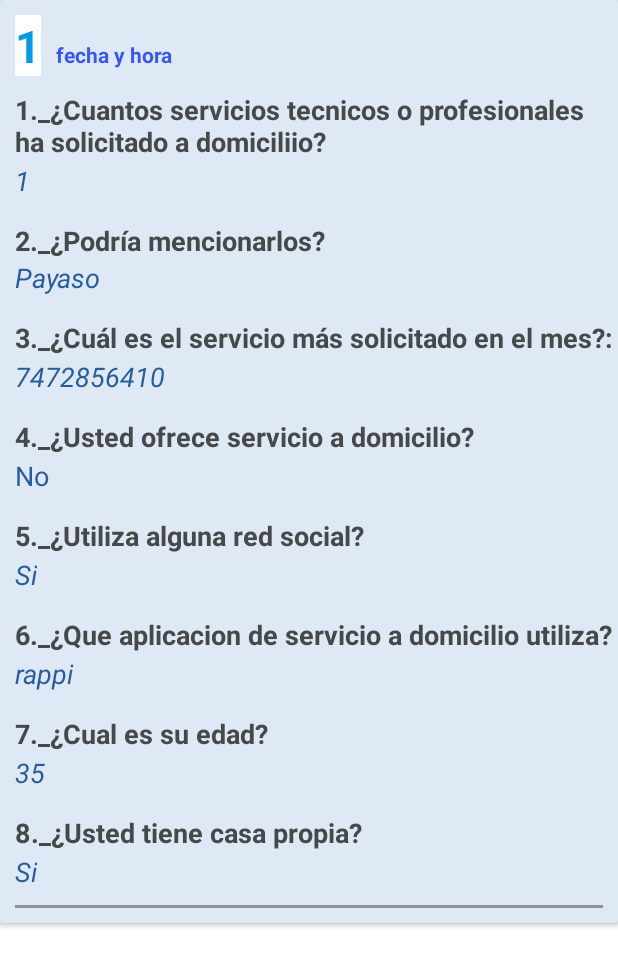
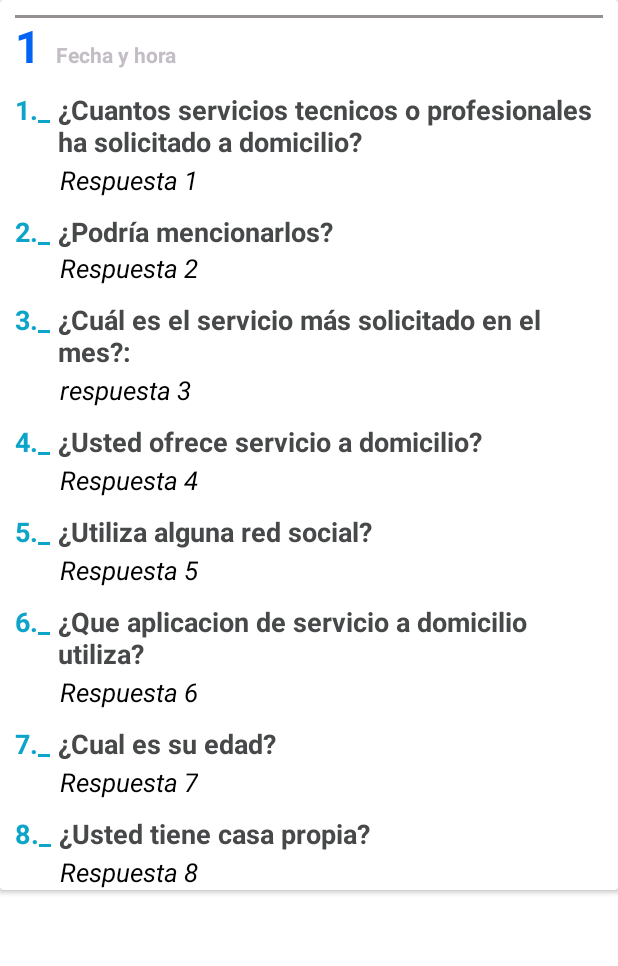
Before and after one commit to Abdiel-RB/Administradordereportes, an Android app built with Jetpack Compose: the layout card_view_encuesta_personas.xml on its own in the app's theme, with its tools: preview values and no code run, on a phone screen of 412 x 824 dp. Shown: the top 966 px of the screen. Run offline under Robolectric (Android 15) with nearby library versions, the phone set to English and light mode, and no system bars.

Commit message:
Actualizacion 2,  7 de agosto de 2023

```diff
--- a/app/src/main/res/layout/card_view_encuesta_personas.xml
+++ b/app/src/main/res/layout/card_view_encuesta_personas.xml
@@ -12,7 +12,7 @@
         android:id="@+id/layout_usuario_card"
         android:layout_width="match_parent"
         android:layout_height="match_parent"
-        android:background="#DFE9F5"
+        android:background="@color/white"
         android:orientation="vertical">
 
 
@@ -29,10 +29,10 @@
                 android:layout_height="wrap_content"
                 android:layout_marginLeft="10dp"
                 android:layout_marginTop="10dp"
+                android:background="@color/white"
                 android:text="1"
                 android:textSize="30dp"
-                android:background="@color/white"
-                android:textColor="#039BE5"
+                android:textColor="#0363F4"
                 android:textStyle="bold" />
 
 
@@ -43,13 +43,19 @@
                 android:layout_height="wrap_content"
                 android:layout_marginLeft="10dp"
                 android:layout_marginTop="10dp"
-                android:text="fecha y hora"
-                android:textColor="#E12144F6"
+                android:text="Fecha y hora"
+                android:textColor="#C3BDC5"
                 android:textStyle="bold" />
 
 
         </LinearLayout>
 
+
+        <LinearLayout
+            android:layout_width="match_parent"
+            android:layout_height="wrap_content"
+            android:layout_gravity="center"
+            android:orientation="horizontal">
 
             <TextView
                 android:layout_width="wrap_content"
@@ -57,248 +63,307 @@
                 android:layout_marginLeft="10dp"
                 android:layout_marginTop="10dp"
                 android:textSize="18dp"
-                android:text="1._¿Cuantos servicios tecnicos o profesionales ha solicitado a domiciliio?"
+                android:text="1._"
+                android:textColor="#0DA4CA"
+                android:textStyle="bold" />
+
+            <TextView
+                android:layout_width="wrap_content"
+                android:layout_height="wrap_content"
+                android:layout_marginLeft="5dp"
+                android:layout_marginTop="10dp"
+                android:textSize="18dp"
+                android:text="¿Cuantos servicios tecnicos o profesionales ha solicitado a domicilio?"
                 android:textColor="#464849"
                 android:textStyle="bold" />
 
 
+        </LinearLayout>
         <TextView
             android:id="@+id/textViewPregunta1"
             android:layout_width="wrap_content"
             android:layout_height="wrap_content"
+            android:layout_marginLeft="40dp"
+            android:layout_marginTop="1dp"
+            android:text="Respuesta 1"
+            android:textSize="17dp"
+            android:textColor="#000000"
+            android:backgroundTint="#BDB6BF"
+            android:textStyle="italic"/>
 
+
+        <LinearLayout
+            android:layout_width="match_parent"
+            android:layout_height="wrap_content"
+            android:layout_gravity="center"
+            android:orientation="horizontal">
+
+            <TextView
+                android:layout_width="wrap_content"
+                android:layout_height="wrap_content"
                 android:layout_marginLeft="10dp"
+                android:layout_marginTop="10dp"
+                android:textSize="18dp"
+                android:text="2._"
+                android:textColor="#0DA4CA"
+                android:textStyle="bold" />
+
+            <TextView
+                android:layout_width="wrap_content"
+                android:layout_height="wrap_content"
+                android:layout_marginLeft="5dp"
+                android:layout_marginTop="10dp"
+                android:textSize="18dp"
+                android:text="¿Podría mencionarlos?"
+                android:textColor="#464849"
+                android:textStyle="bold" />
+
+        </LinearLayout>
+
+        <TextView
+            android:id="@+id/textViewPregunta2"
+            android:layout_width="match_parent"
+            android:layout_height="wrap_content"
+            android:layout_marginLeft="40dp"
+            android:text="Respuesta 2"
+            android:textSize="17dp"
+            android:textColor="#000000"
+            android:textStyle="italic" />
+
+
+        <LinearLayout
+            android:layout_width="wrap_content"
+            android:layout_height="wrap_content"
+            android:orientation="horizontal">
+
+            <TextView
+                android:layout_width="wrap_content"
+                android:layout_height="wrap_content"
+                android:layout_marginLeft="10dp"
+                android:layout_marginTop="10dp"
+                android:textSize="18dp"
+                android:text="3._"
+                android:textColor="#0DA4CA"
+                android:textStyle="bold" />
+
+            <TextView
+                android:layout_width="wrap_content"
+                android:layout_height="wrap_content"
+                android:layout_marginLeft="5dp"
+                android:layout_marginTop="10dp"
+                android:text="¿Cuál es el servicio más solicitado en el mes?:"
+                android:textColor="#464849"
+                android:textSize="18dp"
+                android:textStyle="bold" />
+
+        </LinearLayout>
+
+        <TextView
+            android:id="@+id/textViewPregunta3"
+            android:layout_width="wrap_content"
+            android:layout_height="wrap_content"
+            android:layout_marginLeft="40dp"
             android:layout_marginTop="1dp"
-                android:textSize="18dp"
-                android:text="1"
-                android:textColor="#FD255B9C"
-                android:backgroundTint="#BDB6BF"
+            android:text="respuesta 3"
+            android:textSize="17dp"
+            android:textColor="#000000"
             android:textStyle="italic" />
 
 
         <LinearLayout
             android:layout_width="match_parent"
             android:layout_height="wrap_content"
-            android:layout_gravity="center"
-            android:orientation="vertical">
+            android:orientation="horizontal">
+
+            <TextView
+                android:layout_width="wrap_content"
+                android:layout_height="wrap_content"
+                android:layout_marginLeft="10dp"
+                android:layout_marginTop="10dp"
+                android:textSize="18dp"
+                android:text="4._"
+                android:textColor="#0DA4CA"
+                android:textStyle="bold" />
+
+            <TextView
+                android:layout_width="wrap_content"
+                android:layout_height="wrap_content"
+                android:layout_marginLeft="5dp"
+                android:layout_marginTop="10dp"
+                android:textSize="18dp"
+                android:text="¿Usted ofrece servicio a domicilio?"
+                android:textColor="#464849"
+                android:textStyle="bold" />
+
+        </LinearLayout>
+
+        <TextView
+            android:id="@+id/textViewPregunta4"
+            android:layout_width="wrap_content"
+            android:layout_height="wrap_content"
+            android:layout_marginLeft="40dp"
+            android:layout_marginTop="1dp"
+            android:text="Respuesta 4"
+            android:textSize="17dp"
+            android:textColor="#000000"
+            android:textStyle="italic" />
+
+        <LinearLayout
+            android:layout_width="match_parent"
+            android:layout_height="wrap_content"
+            android:orientation="horizontal">
+
+            <TextView
+                android:layout_width="wrap_content"
+                android:layout_height="wrap_content"
+                android:layout_marginLeft="10dp"
+                android:layout_marginTop="10dp"
+                android:textSize="18dp"
+                android:text="5._"
+                android:textColor="#0DA4CA"
+                android:textStyle="bold" />
 
 
             <TextView
                 android:layout_width="wrap_content"
                 android:layout_height="wrap_content"
-                android:layout_marginLeft="10dp"
-                android:layout_marginTop="15dp"
+                android:layout_marginLeft="5dp"
+                android:layout_marginTop="10dp"
                 android:textSize="18dp"
-                android:text="2._¿Podría mencionarlos?"
+                android:text="¿Utiliza alguna red social?"
                 android:textColor="#464849"
                 android:textStyle="bold" />
 
 
+        </LinearLayout>
+
         <TextView
-                android:id="@+id/textViewPregunta2"
+            android:id="@+id/textViewPregunta5"
+            android:layout_width="wrap_content"
+            android:layout_height="wrap_content"
+            android:layout_marginLeft="40dp"
+            android:layout_marginTop="1dp"
+            android:text="Respuesta 5"
+            android:textSize="17dp"
+            android:textColor="#000000"
+            android:textStyle="italic" />
+
+        <LinearLayout
             android:layout_width="match_parent"
             android:layout_height="wrap_content"
+            android:orientation="horizontal">
+
+            <TextView
+                android:layout_width="wrap_content"
+                android:layout_height="wrap_content"
                 android:layout_marginLeft="10dp"
+                android:layout_marginTop="10dp"
                 android:textSize="18dp"
-                android:text="Payaso"
-                android:textColor="#FD255B9C"
-                android:textStyle="italic" />
+                android:text="6._"
+                android:textColor="#0DA4CA"
+                android:textStyle="bold" />
 
+            <TextView
+                android:layout_width="wrap_content"
+                android:layout_height="wrap_content"
+                android:layout_marginLeft="5dp"
+                android:layout_marginTop="10dp"
+                android:textSize="18dp"
+                android:text="¿Que aplicacion de servicio a domicilio utiliza?"
+                android:textColor="#464849"
+                android:textStyle="bold" />
 
         </LinearLayout>
 
+        <TextView
+            android:id="@+id/textViewPregunta6"
+            android:layout_width="wrap_content"
+            android:layout_height="wrap_content"
+            android:layout_marginLeft="40dp"
+            android:layout_marginTop="1dp"
+            android:text="Respuesta 6"
+            android:textSize="17dp"
+            android:textColor="#000000"
+            android:textStyle="italic" />
+
         <LinearLayout
-            android:layout_width="wrap_content"
+            android:layout_width="match_parent"
             android:layout_height="wrap_content"
             android:orientation="horizontal">
 
-
-            <!--<de.hdodenhof.circleimageview.CircleImageView
-                android:id="@+id/imageView"
-                android:layout_width="80dp"
-                android:layout_height="80dp"
-                android:layout_marginLeft="20dp"
-                android:contentDescription="@string/nav_header_desc"
-                android:paddingTop="@dimen/nav_header_vertical_spacing"
-                app:civ_border_color="#3F51B5"
-                app:civ_border_width="2dp"
-                app:civ_circle_background_color="@color/black"
-                app:srcCompat="@mipmap/ic_launcher_round" />-->
-
-            <LinearLayout
+            <TextView
                 android:layout_width="wrap_content"
                 android:layout_height="wrap_content"
+                android:layout_marginLeft="10dp"
+                android:layout_marginTop="10dp"
+                android:textSize="18dp"
+                android:text="7._"
+                android:textColor="#0DA4CA"
+                android:textStyle="bold" />
 
-                android:layout_gravity="center"
-                android:orientation="vertical">
+            <TextView
+                android:layout_width="wrap_content"
+                android:layout_height="wrap_content"
+                android:layout_marginLeft="5dp"
+                android:layout_marginTop="10dp"
+                android:textSize="18dp"
+                android:text="¿Cual es su edad?"
+                android:textColor="#464849"
+                android:textStyle="bold" />
+        </LinearLayout>
+
+        <TextView
+            android:id="@+id/textViewPregunta7"
+            android:layout_width="wrap_content"
+            android:layout_height="wrap_content"
+            android:layout_marginLeft="40dp"
+            android:layout_marginTop="1dp"
+            android:text="Respuesta 7"
+            android:textSize="17dp"
+            android:textColor="#000000"
+            android:textStyle="italic" />
 
 
         <LinearLayout
             android:layout_width="match_parent"
             android:layout_height="wrap_content"
-                    android:orientation="vertical">
+            android:orientation="horizontal">
 
             <TextView
                 android:layout_width="wrap_content"
                 android:layout_height="wrap_content"
                 android:layout_marginLeft="10dp"
-                        android:layout_marginTop="15dp"
-                        android:text="3._¿Cuál es el servicio más solicitado en el mes?:"
-                        android:textColor="#464849"
+                android:layout_marginTop="10dp"
                 android:textSize="18dp"
+                android:text="8._"
+                android:textColor="#0DA4CA"
                 android:textStyle="bold" />
-
-                    <TextView
-                        android:id="@+id/textViewPregunta3"
-                        android:layout_width="wrap_content"
-                        android:layout_height="wrap_content"
-                        android:layout_marginLeft="10dp"
-                        android:layout_marginTop="1dp"
-                        android:textSize="18dp"
-                        android:text="7472856410"
-                        android:textColor="#FD255B9C"
-                        android:textStyle="italic" />
-                </LinearLayout>
-
-                <LinearLayout
-                    android:layout_width="match_parent"
-                    android:layout_height="wrap_content"
-                    android:orientation="vertical">
 
             <TextView
                 android:layout_width="wrap_content"
                 android:layout_height="wrap_content"
-                        android:layout_marginLeft="10dp"
-                        android:layout_marginTop="15dp"
+                android:layout_marginLeft="5dp"
+                android:layout_marginTop="10dp"
                 android:textSize="18dp"
-                        android:text="4._¿Usted ofrece servicio a domicilio?"
+                android:text="¿Usted tiene casa propia?"
                 android:textColor="#464849"
                 android:textStyle="bold" />
 
-                    <TextView
-                        android:id="@+id/textViewPregunta4"
-                        android:layout_width="wrap_content"
-                        android:layout_height="wrap_content"
-                        android:layout_marginLeft="10dp"
-                        android:layout_marginTop="1dp"
-                        android:textSize="18dp"
-                        android:text="No"
-                        android:textColor="#FD255B9C"
-                        android:textStyle="" />
         </LinearLayout>
-
-                <LinearLayout
-                    android:layout_width="match_parent"
-                    android:layout_height="wrap_content"
-                    android:orientation="vertical">
-
-                    <TextView
-                        android:layout_width="wrap_content"
-                        android:layout_height="wrap_content"
-                        android:layout_marginLeft="10dp"
-                        android:layout_marginTop="15dp"
-                        android:textSize="18dp"
-                        android:text="5._¿Utiliza alguna red social?"
-                        android:textColor="#464849"
-                        android:textStyle="bold" />
-
-                    <TextView
-                        android:id="@+id/textViewPregunta5"
-                        android:layout_width="wrap_content"
-                        android:layout_height="wrap_content"
-                        android:layout_marginLeft="10dp"
-                        android:layout_marginTop="1dp"
-                        android:textSize="18dp"
-                        android:text="Si"
-                        android:textColor="#FD255B9C"
-                        android:textStyle="italic" />
-                </LinearLayout>
-
-                <LinearLayout
-                    android:layout_width="match_parent"
-                    android:layout_height="wrap_content"
-                    android:orientation="vertical">
-
-                    <TextView
-                        android:layout_width="wrap_content"
-                        android:layout_height="wrap_content"
-                        android:layout_marginLeft="10dp"
-                        android:layout_marginTop="15dp"
-                        android:textSize="18dp"
-                        android:text="6._¿Que aplicacion de servicio a domicilio utiliza?"
-                        android:textColor="#464849"
-                        android:textStyle="bold" />
-
-                    <TextView
-                        android:id="@+id/textViewPregunta6"
-                        android:layout_width="wrap_content"
-                        android:layout_height="wrap_content"
-                        android:layout_marginLeft="10dp"
-                        android:layout_marginTop="1dp"
-                        android:textSize="18dp"
-                        android:text="rappi"
-                        android:textColor="#FD255B9C"
-                        android:textStyle="italic" />
-                </LinearLayout>
-
-                <LinearLayout
-                    android:layout_width="match_parent"
-                    android:layout_height="wrap_content"
-                    android:orientation="vertical">
-
-                    <TextView
-                        android:layout_width="wrap_content"
-                        android:layout_height="wrap_content"
-                        android:layout_marginLeft="10dp"
-                        android:layout_marginTop="15dp"
-                        android:textSize="18dp"
-                        android:text="7._¿Cual es su edad?"
-                        android:textColor="#464849"
-                        android:textStyle="bold" />
-
-                    <TextView
-                        android:id="@+id/textViewPregunta7"
-                        android:layout_width="wrap_content"
-                        android:layout_height="wrap_content"
-                        android:layout_marginLeft="10dp"
-                        android:layout_marginTop="1dp"
-                        android:textSize="18dp"
-                        android:text="35"
-                        android:textColor="#FD255B9C"
-                        android:textStyle="italic" />
-                </LinearLayout>
-
-                <LinearLayout
-                    android:layout_width="match_parent"
-                    android:layout_height="wrap_content"
-                    android:orientation="vertical">
-
-                    <TextView
-                        android:layout_width="wrap_content"
-                        android:layout_height="wrap_content"
-                        android:layout_marginLeft="10dp"
-                        android:layout_marginTop="15dp"
-                        android:textSize="18dp"
-                        android:text="8._¿Usted tiene casa propia?"
-                        android:textColor="#464849"
-                        android:textStyle="bold" />
 
         <TextView
             android:id="@+id/textViewPregunta8"
             android:layout_width="wrap_content"
             android:layout_height="wrap_content"
-                        android:layout_marginLeft="10dp"
+            android:layout_marginLeft="40dp"
             android:layout_marginTop="1dp"
-                        android:textSize="18dp"
-                        android:text="Si"
-                        android:textColor="#FD255B9C"
+            android:text="Respuesta 8"
+            android:textSize="17dp"
+            android:textColor="#000000"
             android:textStyle="italic" />
-                </LinearLayout>
-
 
     </LinearLayout>
 
-        </LinearLayout>
 
 
     <TextView
@@ -309,9 +374,4 @@
         android:layout_margin="10dp"
         android:backgroundTint="#959191" />
 
-    </LinearLayout>
-
-
-
-
 </androidx.cardview.widget.CardView>
```
Lines whose indentation alone changed are shown as unchanged.
